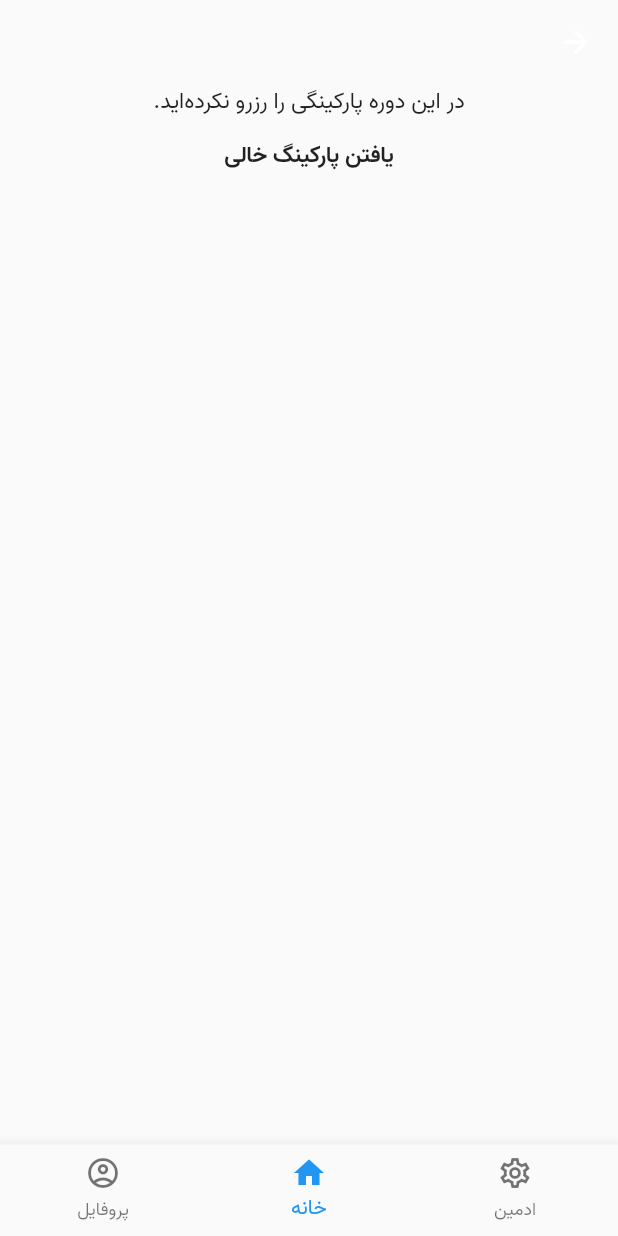
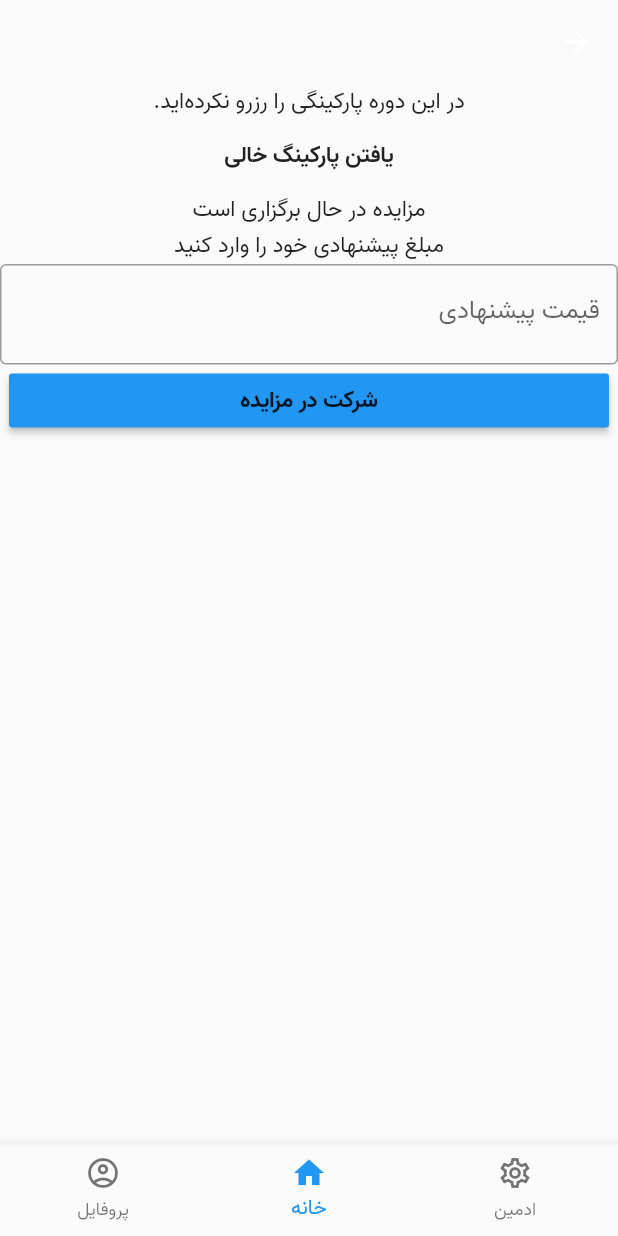
Before and after one commit to Hamedamz/copark, a Flutter app: the App screen opened by its route, on a phone screen of 412 x 824 dp. Run offline on Flutter 3.47's test engine with Material 2 defaults, Android fonts, the phone set to English and light mode, and no system bars; our stand-ins replace flutter_login, font_awesome_flutter, parse_server_sdk_flutter; generated files the repository leaves out were written again; network calls fail.

Commit message:
feat: add auction

```diff
--- a/lib/app.dart
+++ b/lib/app.dart
@@ -16,9 +16,9 @@ class AppState extends State<App> {
   var _currentTab = 1;
 
   final List<Widget> _children = [
-    const AdminPage(),
-    const HomePage(),
-    const ProfilePage()
+    AdminPage(),
+    HomePage(),
+    ProfilePage()
   ];
 
   void _selectTab(int index) {
--- /dev/null
+++ b/lib/home/auction.dart
@@ -0,0 +1,36 @@
+import 'package:copark/home/auction_participated.dart';
+import 'package:copark/home/auction_running.dart';
+import 'package:copark/home/auction_started.dart';
+import 'package:flutter/material.dart';
+
+class AuctionPage extends StatefulWidget {
+  const AuctionPage({Key? key}) : super(key: key);
+
+  @override
+  _AuctionPageState createState() => _AuctionPageState();
+}
+
+class _AuctionPageState extends State<AuctionPage> {
+  // todo
+  var _isStarted = true;
+  var _isUserParticipated = false;
+  var _daysToStart = 20;
+  var _bid = 1000;
+
+  Widget _getWidgetForCurrentState() {
+    if (_isStarted) {
+      return const AuctionRunning();
+    } else if (_isUserParticipated) {
+      return AuctionParticipated(bid: _bid);
+    } else {
+      return AuctionNotStarted(daysToStart: _daysToStart);
+    }
+  }
+
+  @override
+  Widget build(BuildContext context) {
+    return Container(
+        child: _getWidgetForCurrentState()
+    );
+  }
+}
--- /dev/null
+++ b/lib/home/auction_running.dart
@@ -0,0 +1,37 @@
+import 'package:flutter/material.dart';
+
+class AuctionRunning extends StatelessWidget {
+  const AuctionRunning({Key? key}) : super(key: key);
+
+  @override
+  Widget build(BuildContext context) {
+    return Container(
+        child: Center(
+            child: Column(
+                children: [
+                  const Text('مزایده در حال برگزاری است'),
+                  const Text('مبلغ پیشنهادی خود را وارد کنید'),
+                  TextFormField(
+                    restorationId: 'bid',
+                    textInputAction: TextInputAction.go,
+                    keyboardType: TextInputType.number,
+                    decoration: const InputDecoration(
+                      border: OutlineInputBorder(),
+                      labelText: 'قیمت پیشنهادی',
+                      suffixText: 'تومان'
+                    ),
+                  ),
+                  MaterialButton(
+                    color: Colors.blue,
+                    onPressed: () => {
+                      //todo participate in auction
+                    },
+                    minWidth: 400,
+                    child: const Text('شرکت در مزایده'),
+                  )
+                ]
+            )
+        )
+    );
+  }
+}
--- a/lib/home/home.dart
+++ b/lib/home/home.dart
@@ -1,3 +1,4 @@
+import 'package:copark/home/auction.dart';
 import 'package:copark/home/info_with_reservation.dart';
 import 'package:copark/home/info_without_reservation.dart';
 import 'package:flutter/material.dart';
@@ -18,9 +19,14 @@ class _HomePageState extends State<HomePage> {
   Widget build(BuildContext context) {
     return Scaffold(
       appBar: AppBar(backgroundColor: Colors.transparent, elevation: 0,),
-      body: _hasParking ?
-        InfoWithReservation(parkingNumber: _parkingNumber) :
-        const InfoWithoutReservation(),
+      body: Column(
+        children: [
+          _hasParking ?
+          InfoWithReservation(parkingNumber: _parkingNumber) :
+          const InfoWithoutReservation(),
+          const AuctionPage(),
+        ],
+      )
     );
   }
 }
```
Also changed, not shown: lib/home/auction_participated.dart (added, +21 -0 lines), lib/home/auction_started.dart (added, +26 -0 lines).
